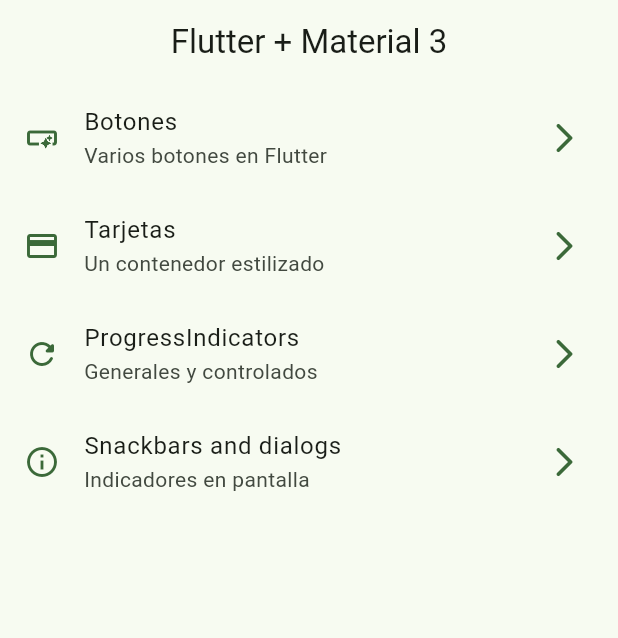
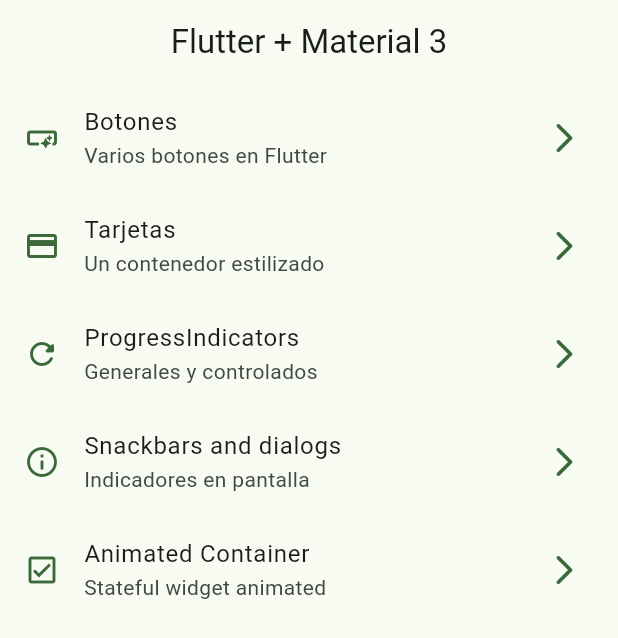
Before and after one commit to AlexisPucheta/widgetsApp, a Flutter app: the screen it shows after launch, on a phone screen of 412 x 824 dp. Shown: the top 638 px of the screen. Run offline on Flutter 3.47's test engine with Material 3 defaults, Android fonts, the phone set to English and light mode, and no system bars; our stand-ins replace go_router.

```diff
--- a/lib/config/menu/menu_items.dart
+++ b/lib/config/menu/menu_items.dart
@@ -39,4 +39,10 @@ const appMenuItems = <MenuItems>[
     icon: Icons.info_outline,
     link: '/snackbars',
   ),
+  MenuItems(
+    title: 'Animated Container',
+    subtitle: 'Stateful widget animated',
+    icon: Icons.check_box_outlined,
+    link: '/animated',
+  ),
 ];
--- a/lib/config/router/app_router.dart
+++ b/lib/config/router/app_router.dart
@@ -29,5 +29,10 @@ final appRouter = GoRouter(
       name: SnackbarScreen.name,
       builder: (context, state) => const SnackbarScreen(),
     ),
+    GoRoute(
+      path: '/animated',
+      name: AnimatedScreen.name,
+      builder: (context, state) => const AnimatedScreen(),
+    ),
   ],
 );
```
Also changed, not shown: lib/presentation/screens/animated/animated_screen.dart (+45 -2 lines).
